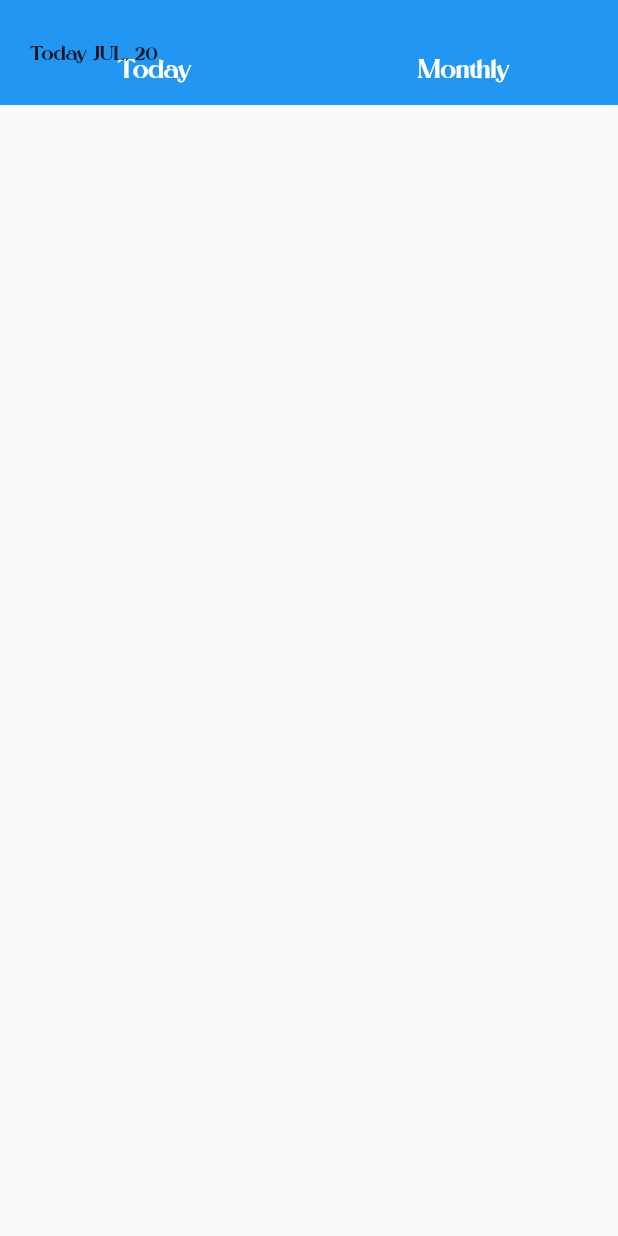
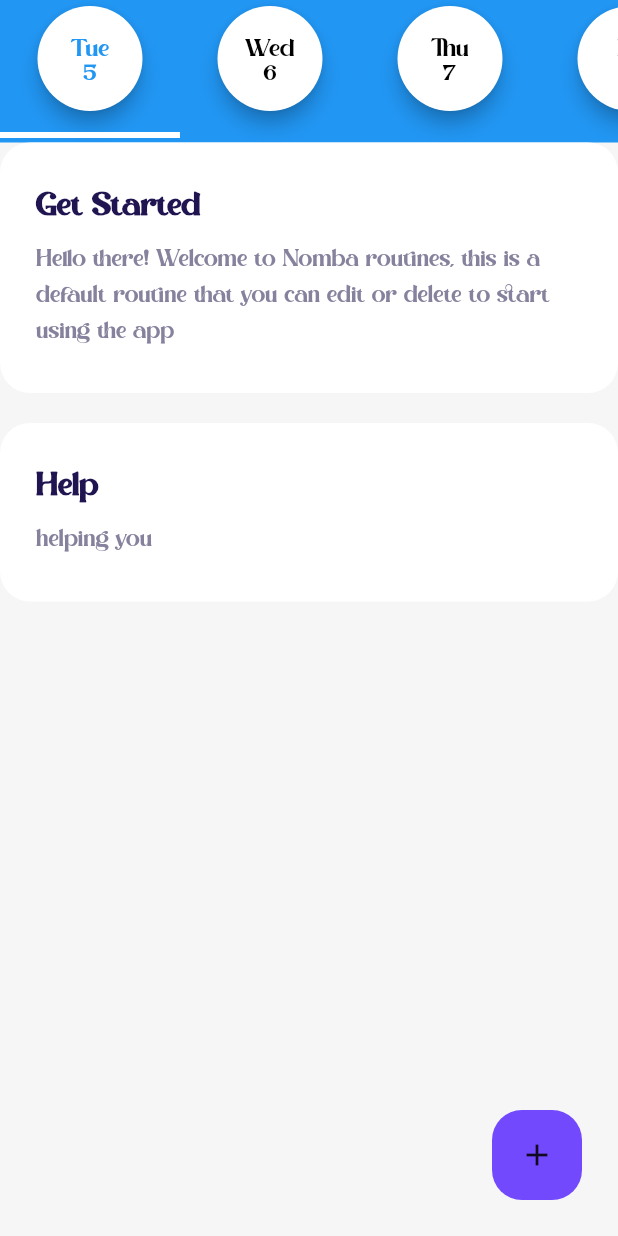
Before and after one commit to steve-mir/nomba_routines, a Flutter app: the screen it shows after launch, after a tap on "Get Started", on a phone screen of 412 x 824 dp. Run offline on Flutter 3.47's test engine with Material 2 defaults, Android fonts, the light colour scheme and no system bars.

Commit message:
routines page created

```diff
--- a/lib/HomePage.dart
+++ /dev/null
@@ -1,157 +0,0 @@
-import 'package:flutter/material.dart';
-import 'package:table_calendar/table_calendar.dart';
-
-class HomePage extends StatelessWidget {
-  const HomePage({Key? key}) : super(key: key);
-
-  @override
-  Widget build(BuildContext context) {
-    return MaterialApp(
-      debugShowCheckedModeBanner: false,
-      theme: ThemeData(
-        fontFamily: "magista",
-      ),
-      home: homePage(),
-    );
-  }
-}
-
-class homePage extends StatefulWidget {
-  const homePage({Key? key}) : super(key: key);
-
-  @override
-  _homePageState createState() => _homePageState();
-}
-
-class _homePageState extends State<homePage> {
-  String filterType = 'today';
-  DateTime today = new DateTime.now();
-  var monthNames = [
-    "JAN",
-    "FEB",
-    "Mar",
-    "APR",
-    "MAY",
-    "JUN",
-    "JUL",
-    "AUG",
-    "SEPT",
-    "OCT",
-    "NOV",
-    "DEC"
-  ];
-
-  CalendarController calendarController = new CalendarController();
-  @override
-  Widget build(BuildContext context) {
-    return Scaffold(
-      body: Stack(
-        children: [
-          Column(
-            crossAxisAlignment: CrossAxisAlignment.start,
-            children: [
-              AppBar(
-                  backgroundColor: Colors.blue,
-                  elevation: 0,
-                  title: Text(
-                    "Routines",
-                    style: TextStyle(fontSize: 30),
-                  ),
-                  actions: [
-                    IconButton(
-                      onPressed: () {},
-                      icon: Icon(Icons.short_text),
-                      color: Colors.white,
-                      iconSize: 30,
-                    )
-                  ])
-            ],
-          ),
-          Container(
-            height: 70,
-            color: Colors.blue,
-            child: Row(
-              mainAxisAlignment: MainAxisAlignment.spaceAround,
-              children: [
-                Column(
-                  mainAxisAlignment: MainAxisAlignment.end,
-                  children: [
-                    InkWell(
-                      onTap: () {
-                        changeFilter("Today");
-                      },
-                      child: Text(
-                        "Today",
-                        style: TextStyle(color: Colors.white, fontSize: 18),
-                      ),
-                    ),
-                    SizedBox(
-                      height: 10,
-                    ),
-                    Container(
-                        height: 4,
-                        width: 120,
-                        color: (filterType == "Today")
-                            ? Colors.white
-                            : Colors.transparent)
-                  ],
-                ),
-                Column(
-                  mainAxisAlignment: MainAxisAlignment.end,
-                  children: [
-                    InkWell(
-                      onTap: () {
-                        changeFilter("Monthly");
-                      },
-                      child: Text(
-                        "Monthly",
-                        style: TextStyle(color: Colors.white, fontSize: 18),
-                      ),
-                    ),
-                    SizedBox(
-                      height: 10,
-                    ),
-                    Container(
-                        height: 4,
-                        width: 120,
-                        color: (filterType == "Monthly")
-                            ? Colors.white
-                            : Colors.transparent)
-                  ],
-                ),
-              ],
-            ),
-          ),
-          (filterType == "Monthly")
-              ? TableCalendar(calendarController: calendarController)
-              : Container(),
-          Expanded(
-              child: SingleChildScrollView(
-            child: Column(
-              crossAxisAlignment: CrossAxisAlignment.start,
-              children: [
-                SizedBox(
-                  height: 10,
-                ),
-                Container(
-                  padding: EdgeInsets.all(20),
-                  child: Column(
-                    crossAxisAlignment: CrossAxisAlignment.start,
-                    children: [
-                      Text("Today ${monthNames[today.month - 1]}, ${today.day}")
-                    ],
-                  ),
-                )
-              ],
-            ),
-          ))
-        ],
-      ),
-    );
-  }
-
-  changeFilter(String filter) {
-    filterType = filter;
-    setState(() {});
-  }
-}
--- a/lib/main.dart
+++ b/lib/main.dart
@@ -1,7 +1,7 @@
 import 'dart:async';
 
 import 'package:flutter/material.dart';
-import 'package:nomba_routines/Onboarding.dart';
+import 'package:nomba_routines/screens/onboarding.dart';
 
 void main() {
   runApp(const MyApp());
--- /dev/null
+++ b/lib/screens/homePage.dart
@@ -0,0 +1,184 @@
+import 'package:flutter/material.dart';
+import 'package:nomba_routines/screens/routinePage.dart';
+import 'package:nomba_routines/widgets/TaskCardWidget.dart';
+
+class HomePage extends StatelessWidget {
+  const HomePage({Key? key}) : super(key: key);
+
+  @override
+  Widget build(BuildContext context) {
+    return MaterialApp(
+      debugShowCheckedModeBanner: false,
+      theme: ThemeData(
+        fontFamily: "magista",
+      ),
+      home: homePage(),
+    );
+  }
+}
+
+class homePage extends StatefulWidget {
+  const homePage({Key? key}) : super(key: key);
+
+  @override
+  _homePageState createState() => _homePageState();
+}
+
+class _homePageState extends State<homePage> {
+  String filterType = 'today';
+  int currenTab = 0;
+
+  @override
+  Widget build(BuildContext context) {
+    List<String> dates = datesFromDate();
+    List<String> days = dayFromDate();
+
+    return Scaffold(
+      body: SafeArea(
+        child: Container(
+          width: double.infinity,
+          color: Color(0xFFF6F6F6),
+          child: Stack(
+            children: [
+              Column(
+                children: [
+                  Container(
+                    height: 95,
+                    color: Colors.blue,
+                    child: ListView.builder(
+                        scrollDirection: Axis.horizontal,
+                        itemCount: null == dates ? 0 : dates.length,
+                        itemBuilder: (context, index) {
+                          return Row(
+                            mainAxisAlignment: MainAxisAlignment.spaceBetween,
+                            children: <Widget>[
+                              createDateTabs(days[index], dates[index], index)
+                            ],
+                          );
+                        }),
+                  ),
+                  Expanded(
+                      child: ListView(
+                    children: [
+                      TaskCardWidget(
+                        title: "Get Started",
+                        desc:
+                            "Hello there! Welcome to Nomba routines, this is a default routine that you can edit or delete to start using the app",
+                      ),
+                      TaskCardWidget(
+                        title: "Help",
+                        desc: "helping you",
+                      ),
+                    ],
+                  ))
+                ],
+              ),
+              Positioned(
+                bottom: 24.0,
+                right: 24.0,
+                child: InkWell(
+                  onTap: () {
+                    Navigator.push(
+                        context,
+                        MaterialPageRoute(
+                          builder: (context) => RoutinePage(),
+                        ));
+                  },
+                  child: Container(
+                    width: 60.0,
+                    height: 60.0,
+                    decoration: BoxDecoration(
+                        color: Color(0xFF7349FE),
+                        borderRadius: BorderRadius.circular(20.0)),
+                    child: Icon(Icons.add),
+                  ),
+                ),
+              )
+            ],
+          ),
+        ),
+      ),
+    );
+  }
+
+  InkWell createDateTabs(String day, String date, int i) {
+    return InkWell(
+        onTap: () {
+          currenTab = i;
+          setState(() {});
+        },
+        child: Column(
+          children: [
+            Card(
+                elevation: 5,
+                color: Colors.white,
+                shape: CircleBorder(),
+                child: SizedBox(
+                  width: 70,
+                  height: 70,
+                  child: Center(
+                      child: Column(
+                    children: [
+                      SizedBox(
+                        height: 20,
+                      ),
+                      Text(day,
+                          style: TextStyle(
+                              fontSize: 17,
+                              color: (currenTab == i)
+                                  ? Colors.blue
+                                  : Colors.black)),
+                      Text(date,
+                          style: TextStyle(
+                              fontSize: 17,
+                              color: (currenTab == i)
+                                  ? Colors.blue
+                                  : Colors.black))
+                    ],
+                  )),
+                )),
+            SizedBox(
+              height: 10,
+            ),
+            Container(
+                height: 4,
+                width: 120,
+                color: (currenTab == i) ? Colors.white : Colors.transparent)
+          ],
+        ));
+  }
+
+  List<String> datesFromDate() {
+    List<String> list = [];
+    var now = DateTime.now();
+
+    for (var i = 15; i > -15; i--) {
+      var now24 = now.subtract(Duration(days: i));
+      int now24Int = now24.day;
+      list.add(now24Int.toString());
+    }
+
+    return list;
+  }
+
+  List<String> dayFromDate() {
+    List<String> list = [];
+    var now = DateTime.now();
+    List<String> days = ['', 'Mon', "Tue", 'Wed', 'Thu', 'Fri', 'Sat', 'Sun'];
+
+    for (var i = 15; i > -15; i--) {
+      var now24 = now.subtract(Duration(days: i));
+      int now24Int = now24.weekday;
+
+      list.add(days[now24Int]);
+    }
+
+    return list;
+  }
+
+  changeFilter(String filter) {
+    filterType = filter;
+
+    setState(() {});
+  }
+}
--- a/lib/Onboarding.dart
+++ b/lib/screens/onboarding.dart
@@ -1,6 +1,6 @@
 import 'package:flutter/material.dart';
 import 'package:flutter/widgets.dart';
-import 'package:nomba_routines/HomePage.dart';
+import 'package:nomba_routines/screens/homePage.dart';
 
 class Onboarding extends StatelessWidget {
   const Onboarding({Key? key}) : super(key: key);
--- /dev/null
+++ b/lib/screens/routinePage.dart
@@ -0,0 +1,15 @@
+import 'package:flutter/material.dart';
+
+class RoutinePage extends StatefulWidget {
+  const RoutinePage({Key? key}) : super(key: key);
+
+  @override
+  RoutinePageState createState() => RoutinePageState();
+}
+
+class RoutinePageState extends State<RoutinePage> {
+  @override
+  Widget build(BuildContext context) {
+    return Container();
+  }
+}
--- /dev/null
+++ b/lib/widgets/TaskCardWidget.dart
@@ -0,0 +1,39 @@
+import 'package:flutter/material.dart';
+
+class TaskCardWidget extends StatelessWidget {
+  final String title;
+  final String desc;
+  TaskCardWidget({required this.title, required this.desc});
+  //const TaskCardWidget({Key? key}) : super(key: key);
+
+  @override
+  Widget build(BuildContext context) {
+    return Container(
+      width: double.infinity,
+      padding: EdgeInsets.symmetric(vertical: 32.0, horizontal: 24.0),
+      margin: EdgeInsets.only(bottom: 20.0),
+      decoration: BoxDecoration(
+          color: Colors.white, borderRadius: BorderRadius.circular(20.0)),
+      child: Column(
+        crossAxisAlignment: CrossAxisAlignment.start,
+        children: [
+          Text(
+            title == null ? "(Unamed Taske)" : title,
+            style: TextStyle(
+                color: Color(0xFF211551),
+                fontSize: 22.0,
+                fontWeight: FontWeight.bold),
+          ),
+          Padding(
+            padding: EdgeInsets.only(top: 10.0),
+            child: Text(
+              desc,
+              style: TextStyle(
+                  fontSize: 16.0, color: Color(0xFF86829D), height: 1.5),
+            ),
+          ),
+        ],
+      ),
+    );
+  }
+}
--- a/pubspec.yaml
+++ b/pubspec.yaml
@@ -29,7 +29,6 @@ environment:
 dependencies:
   flutter:
     sdk: flutter
-  table_calendar: ^2.2.3
 
 
   # The following adds the Cupertino Icons font to your application.
```
Also changed, not shown: pubspec.lock.
